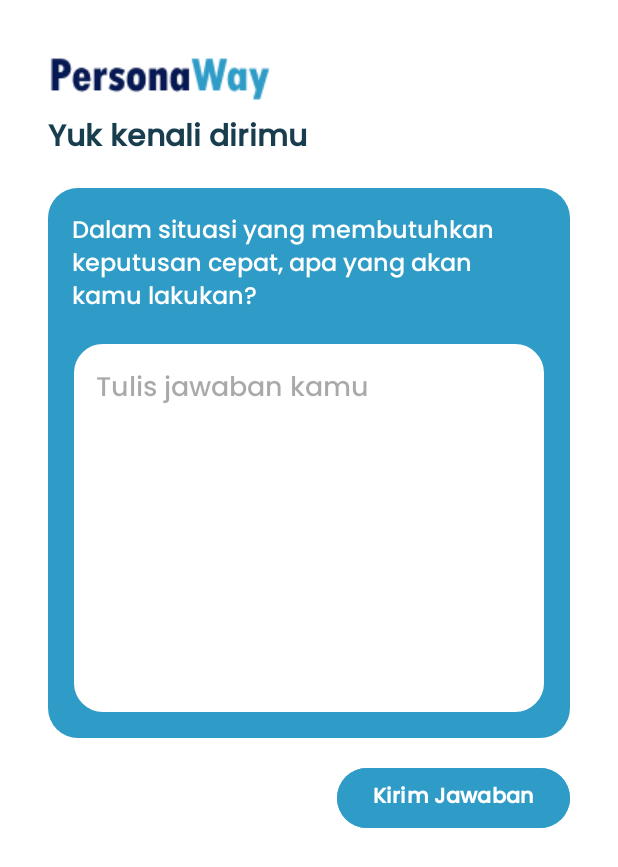
After one commit to PersonaWay/Mobile-Development, an Android app: the layout activity_test.xml on its own in the app's theme, with its tools: preview values and no code run, on a phone screen of 412 x 824 dp. The commit adds this screen. Shown: the top 867 px of the screen. Run offline under Robolectric (Android 15) with nearby library versions, the phone set to English and light mode, and no system bars.

Commit message:
add: test activity

```diff
--- /dev/null
+++ b/app/src/main/java/com/capstone/personaway/ui/TestActivity.kt
@@ -0,0 +1,16 @@
+package com.capstone.personaway.ui
+
+import android.os.Bundle
+import androidx.appcompat.app.AppCompatActivity
+import com.capstone.personaway.databinding.ActivityTestBinding
+
+class TestActivity : AppCompatActivity() {
+
+    private lateinit var binding: ActivityTestBinding
+
+    override fun onCreate(savedInstanceState: Bundle?) {
+        super.onCreate(savedInstanceState)
+        binding = ActivityTestBinding.inflate(layoutInflater)
+        setContentView(binding.root)
+    }
+}
--- /dev/null
+++ b/app/src/main/res/drawable/kotak_secondary.xml
@@ -0,0 +1,8 @@
+<?xml version="1.0" encoding="utf-8"?>
+<shape
+    xmlns:android="http://schemas.android.com/apk/res/android"
+    android:shape="rectangle">
+    <solid android:color="@color/secondary" />
+    <corners android:radius="20dp" />
+    <stroke android:width="0dp" />
+</shape>
--- /dev/null
+++ b/app/src/main/res/drawable/text_input.xml
@@ -0,0 +1,8 @@
+<?xml version="1.0" encoding="utf-8"?>
+<shape xmlns:android="http://schemas.android.com/apk/res/android">
+    <solid android:color="@color/white" />
+    <corners android:radius="20dp" />
+    <stroke
+        android:width="1dp"
+        android:color="@color/secondary" />
+</shape>
--- /dev/null
+++ b/app/src/main/res/layout/activity_test.xml
@@ -0,0 +1,77 @@
+<?xml version="1.0" encoding="utf-8"?>
+<androidx.constraintlayout.widget.ConstraintLayout xmlns:android="http://schemas.android.com/apk/res/android"
+    xmlns:app="http://schemas.android.com/apk/res-auto"
+    xmlns:tools="http://schemas.android.com/tools"
+    android:layout_width="match_parent"
+    android:layout_height="match_parent"
+    android:padding="32dp"
+    tools:context=".ui.TestActivity">
+
+    <View
+        android:id="@+id/logomain"
+        android:layout_width="148dp"
+        android:layout_height="35dp"
+        android:layout_alignParentStart="true"
+        android:layout_alignParentTop="true"
+        android:background="@drawable/logomain"
+        app:layout_constraintStart_toStartOf="parent"
+        app:layout_constraintTop_toTopOf="parent" />
+
+    <TextView
+        android:id="@+id/welcome_user"
+        android:layout_width="wrap_content"
+        android:layout_height="wrap_content"
+        android:layout_alignParentStart="true"
+        android:layout_alignParentTop="true"
+        android:layout_marginTop="8dp"
+        android:gravity="top"
+        android:text="@string/test"
+        android:textColor="@color/primary"
+        android:textSize="20sp"
+        android:textStyle="bold"
+        app:layout_constraintStart_toStartOf="parent"
+        app:layout_constraintTop_toBottomOf="@+id/logomain" />
+
+    <LinearLayout
+        android:id="@+id/llInput"
+        android:layout_width="0dp"
+        android:layout_height="wrap_content"
+        android:layout_alignParentTop="true"
+        android:layout_marginTop="16dp"
+        android:background="@drawable/kotak_secondary"
+        android:orientation="vertical"
+        android:padding="16dp"
+        app:layout_constraintEnd_toEndOf="parent"
+        app:layout_constraintStart_toStartOf="parent"
+        app:layout_constraintTop_toBottomOf="@+id/welcome_user">
+
+        <TextView
+            android:layout_width="match_parent"
+            android:layout_height="wrap_content"
+            android:text="@string/text_question"
+            android:textColor="@color/white"
+            android:textSize="16sp" />
+
+        <EditText
+            android:layout_width="match_parent"
+            android:layout_height="248dp"
+            android:layout_marginTop="16dp"
+            android:background="@drawable/text_input"
+            android:hint="@string/test_text_placeholder"
+            android:gravity="top"
+            android:padding="16dp" />
+
+    </LinearLayout>
+
+    <Button
+        android:layout_width="wrap_content"
+        android:layout_height="wrap_content"
+        android:layout_marginTop="16dp"
+        android:backgroundTint="@color/secondary"
+        android:text="@string/kirim_jawaban"
+        android:textColor="@color/white"
+        android:textStyle="bold"
+        app:layout_constraintEnd_toEndOf="parent"
+        app:layout_constraintTop_toBottomOf="@id/llInput" />
+
+</androidx.constraintlayout.widget.ConstraintLayout>
--- a/app/src/main/res/values/strings.xml
+++ b/app/src/main/res/values/strings.xml
@@ -19,4 +19,8 @@
     <string name="register_to_login">Already have account? Sign In</string>
     <string name="welcome_user">Welcome Name</string>
     <string name="disc_kamu">DISC kamu adalah</string>
+    <string name="test">Yuk kenali dirimu</string>
+    <string name="text_question">Dalam situasi yang membutuhkan keputusan cepat, apa yang akan kamu lakukan?</string>
+    <string name="test_text_placeholder">Tulis jawaban kamu</string>
+    <string name="kirim_jawaban">Kirim Jawaban</string>
 </resources>
```
